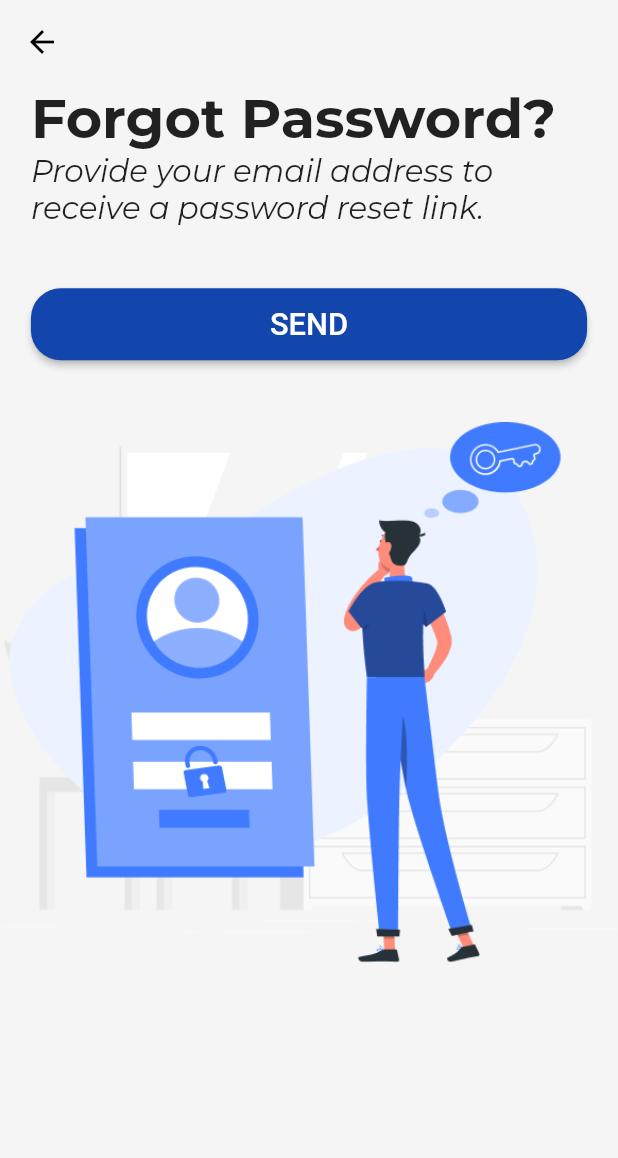
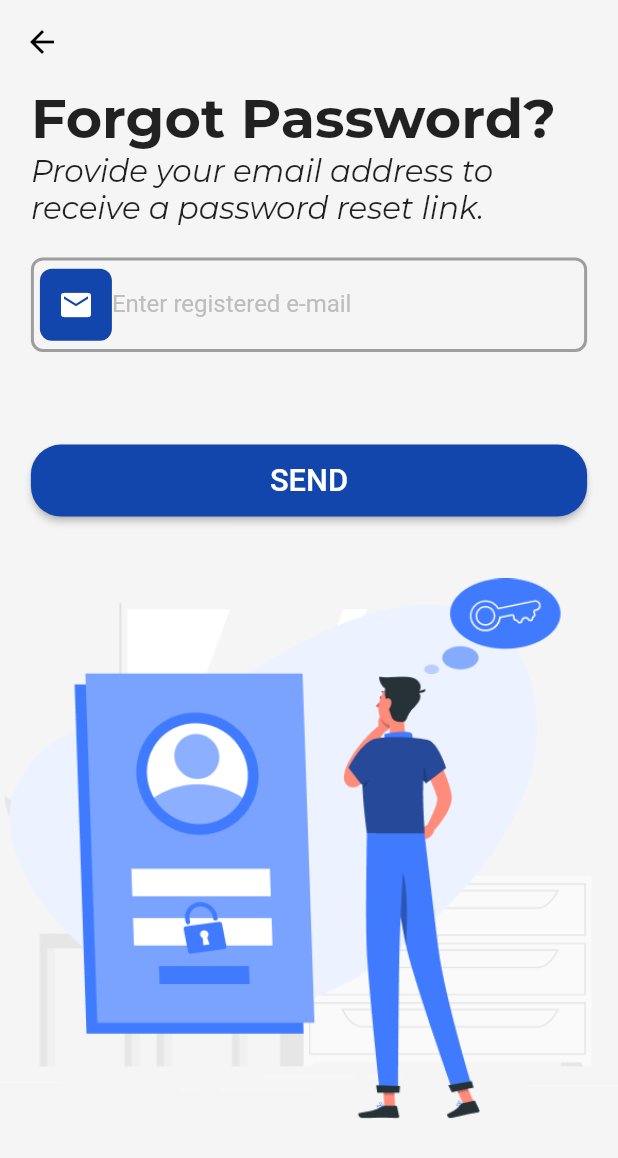
Before and after one commit to lakshya1goel/BytePad, a Flutter app: the ForgotPasswordScreen screen opened directly, on a phone screen of 412 x 824 dp. Shown: the top 1158 px of the screen. Run offline on Flutter 3.47's test engine with Material 2 defaults, Android fonts, the phone set to English and light mode, and no system bars; project files that could hold a hidden picture were left out.

Commit message:
send otp on registered mail

```diff
--- a/lib/Views/Pages/authentication/forgot_password_page.dart
+++ b/lib/Views/Pages/authentication/forgot_password_page.dart
@@ -2,6 +2,7 @@ import 'package:bytepad/Views/Pages/authentication/otp_verification_page.dart';
 import 'package:bytepad/Views/Pages/authentication/reset_password_page.dart';
 import 'package:flutter/material.dart';
 
+import '../../../Services/get_otp.dart';
 import '../../../theme_data.dart';
 import '../../Widgets/custom_input_field.dart';
 
@@ -13,6 +14,9 @@ class ForgotPasswordScreen extends StatefulWidget {
 }
 
 class _ForgotPasswordScreenState extends State<ForgotPasswordScreen> {
+
+  TextEditingController emailController = TextEditingController();
+
   @override
   Widget build(BuildContext context) {
 
@@ -53,16 +57,17 @@ class _ForgotPasswordScreenState extends State<ForgotPasswordScreen> {
                   ),
                 ),
               ),
-              // Padding(
-              //   padding: EdgeInsets.all(size.width*0.05),
-              //   child: const CustomInputField(labelText: "Enter registered e-mail", icon: Icons.email,),
-              // ),
+              Padding(
+                padding: EdgeInsets.all(size.width*0.05),
+                child: CustomInputField(labelText: "Enter registered e-mail", icon: Icons.email, controller: emailController,),
+              ),
               SizedBox(height: size.height*0.05,),
               Center(
                 child: Container(
                   width: size.width*0.9,
                   child: ElevatedButton(
                     onPressed: (){
+                      requestResetPasswordOTP(emailController.text);
                       Navigator.push(
                         context,
                         MaterialPageRoute(
```
Also changed, not shown: lib/Services/get_otp.dart (added, +23 -0 lines).
